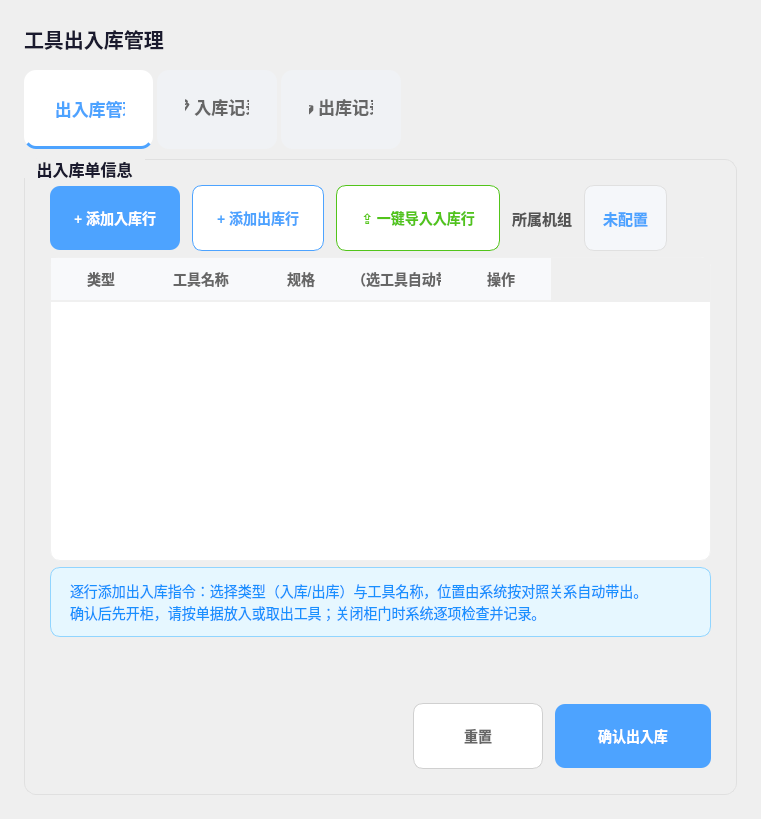
The window that src/pages/ToolCheckinPage.ui (yuanyansuccess/SmartCabinetLite) describes before a commit, drawn with Qt 5.
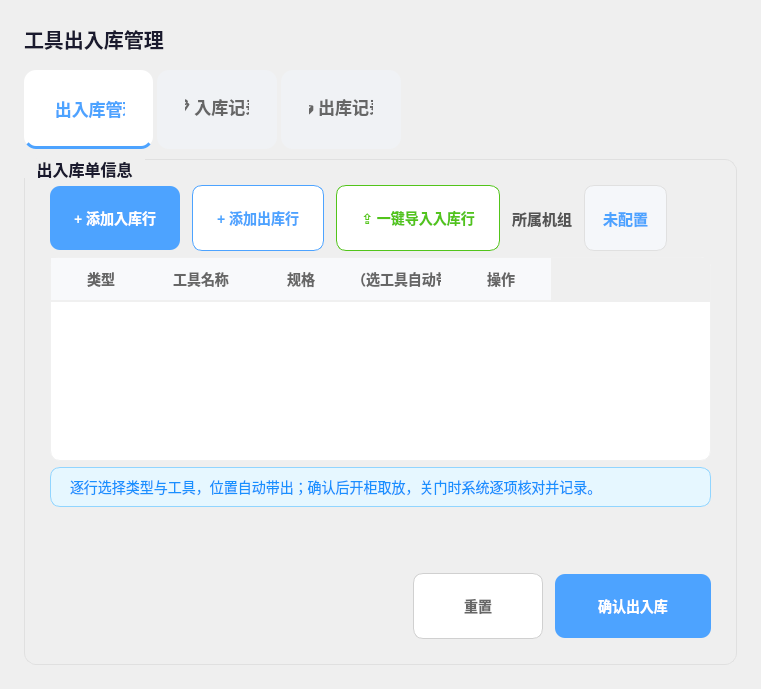
The same window after the commit. Custom widgets are drawn as their Qt base class.

Commit message: 优化出入库结果页提示与单据校验：精简标题文案、汇总错误行、修正提示条遮挡

```diff
--- a/src/pages/ToolCheckinPage.ui
+++ b/src/pages/ToolCheckinPage.ui
@@ -189,7 +189,7 @@
             <property name="minimumSize">
              <size>
               <width>0</width>
-              <height>300</height>
+              <height>200</height>
              </size>
             </property>
             <property name="styleSheet">
@@ -235,12 +235,23 @@
           </item>
           <item>
            <widget class="QLabel" name="tipLabel">
+            <property name="sizePolicy">
+             <sizepolicy hsizetype="Preferred" vsizetype="Minimum">
+              <horstretch>0</horstretch>
+              <verstretch>0</verstretch>
+             </sizepolicy>
+            </property>
+            <property name="minimumSize">
+             <size>
+              <width>0</width>
+              <height>40</height>
+             </size>
+            </property>
             <property name="styleSheet">
-             <string notr="true">font-size:14px;color:#1890ff;background:#e6f7ff;border:1px solid #91d5ff;border-radius:10px;padding:12px 16px;</string>
+             <string notr="true">font-size:14px;color:#1890ff;background:#e6f7ff;border:1px solid #91d5ff;border-radius:10px;padding:8px 16px;</string>
             </property>
             <property name="text">
-             <string>逐行添加出入库指令：选择类型（入库/出库）与工具名称，位置由系统按对照关系自动带出。
-确认后先开柜，请按单据放入或取出工具；关闭柜门时系统逐项检查并记录。</string>
+             <string>逐行选择类型与工具，位置自动带出；确认后开柜取放，关门时系统逐项核对并记录。</string>
             </property>
             <property name="wordWrap">
              <bool>true</bool>
```
The commit also changes 3 other files.
